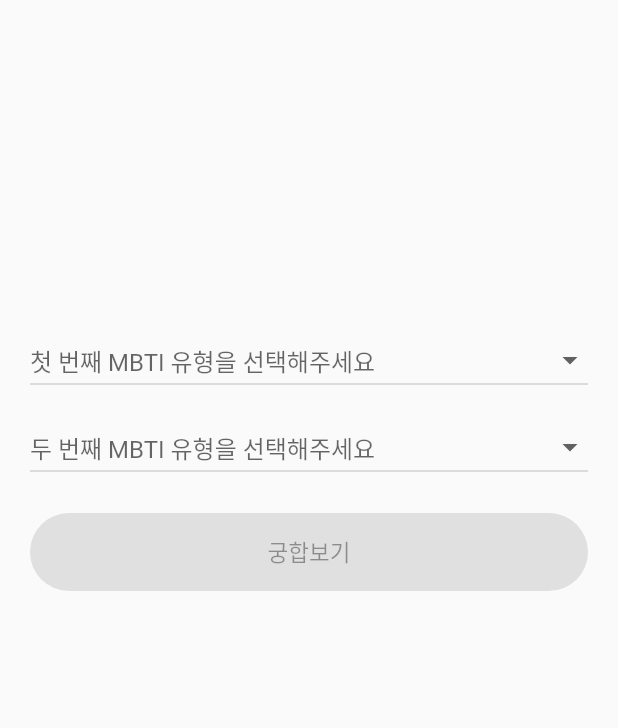
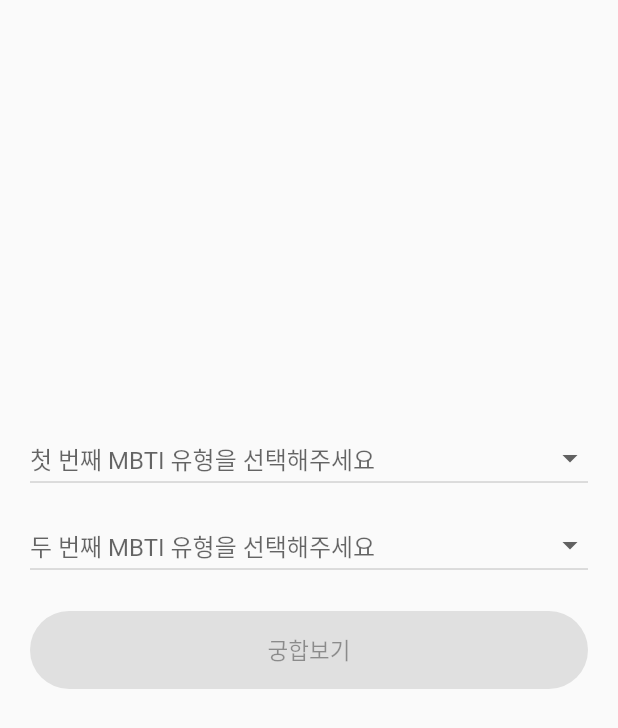
Before and after one commit to powerwlsl/mbti, a Flutter app: the MbtiMatchingScreen screen opened directly with empty values, on a phone screen of 412 x 824 dp. Shown: the top 728 px of the screen. Run offline on Flutter 3.47's test engine with Material 2 defaults, Android fonts, the phone set to English and light mode, and no system bars; our stand-ins replace fancy_bottom_navigation, shared_preferences; accounts and stored records are empty.

Commit message:
final touch

```diff
--- a/lib/main.dart
+++ b/lib/main.dart
@@ -22,7 +22,6 @@ class MyApp extends StatelessWidget {
   MyApp({this.prefs});
 
   Widget build(BuildContext context) {
-    prefs.clear();
     return MaterialApp(
         debugShowCheckedModeBanner: false,
         title: 'Flutter Demo',
--- a/lib/models/mbtis.dart
+++ b/lib/models/mbtis.dart
@@ -1,5 +1,6 @@
 class Mbtis {
   static const Map<String, Map> Types = {
+//    TODO 닷 빠진거 추가하기
     "INTJ": {
       "matching": {
         "best": ["ESTJ", "INTJ", "ISTP", "ENTJ"],
--- a/lib/screens/landing_screen.dart
+++ b/lib/screens/landing_screen.dart
@@ -17,7 +17,7 @@ class _LandingScreenState extends State<LandingScreen> {
         children: <Widget>[
 //          TODO 이미지 추가
           SizedBox(
-            height: 50,
+            height: 30,
           ),
           Container(
             height: 300,
--- a/lib/screens/mbti_matching_screen.dart
+++ b/lib/screens/mbti_matching_screen.dart
@@ -78,7 +78,7 @@ class _MbtiMatchingScreenState extends State<MbtiMatchingScreen> {
               ),
             ),
             Expanded(
-              flex: 3,
+              flex: 2,
               child: Column(
                 crossAxisAlignment: CrossAxisAlignment.stretch,
                 children: <Widget>[
@@ -103,7 +103,7 @@ class _MbtiMatchingScreenState extends State<MbtiMatchingScreen> {
                                 builder: (context) => MbtiScreen(mbti_1)));
                       },
                       child: Text(
-                        "$mbti_1 성격유형",
+                        "$mbti_1 성격유형 보기",
                         style: kPrimarySmallTextStyle.copyWith(
                           color: Color(0xFF305675),
                           fontWeight: FontWeight.bold,
@@ -135,7 +135,7 @@ class _MbtiMatchingScreenState extends State<MbtiMatchingScreen> {
                                 builder: (context) => MbtiScreen(mbti_2)));
                       },
                       child: Text(
-                        "$mbti_2 성격유형",
+                        "$mbti_2 성격유형 보기",
                         style: kPrimarySmallTextStyle.copyWith(
                           color: Color(0xFF305675),
                           fontWeight: FontWeight.bold,
```
Also changed, not shown: 37 other files.
